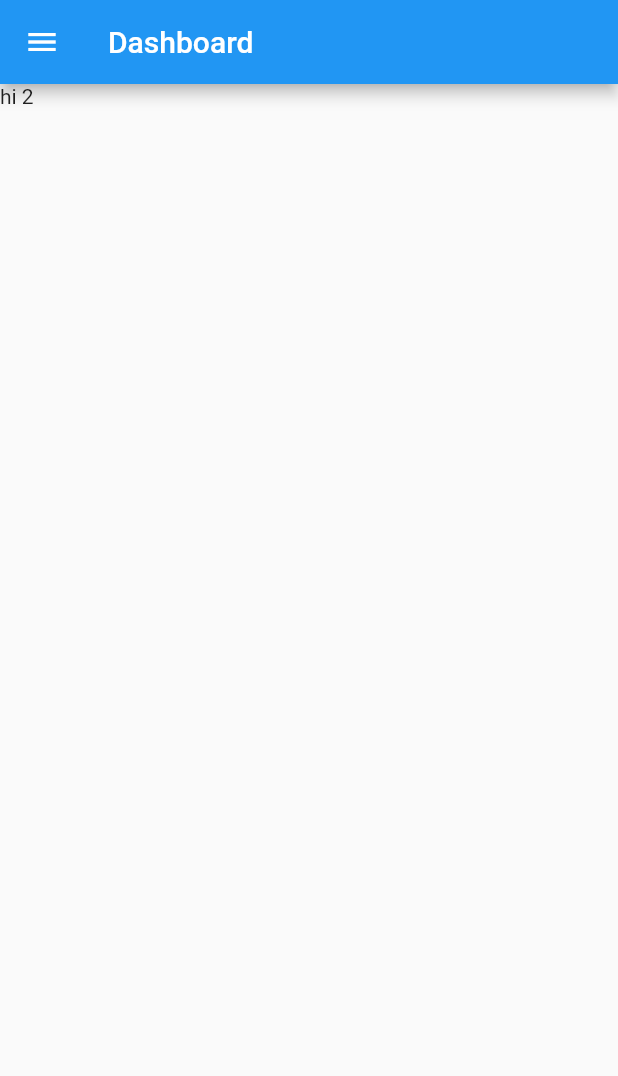
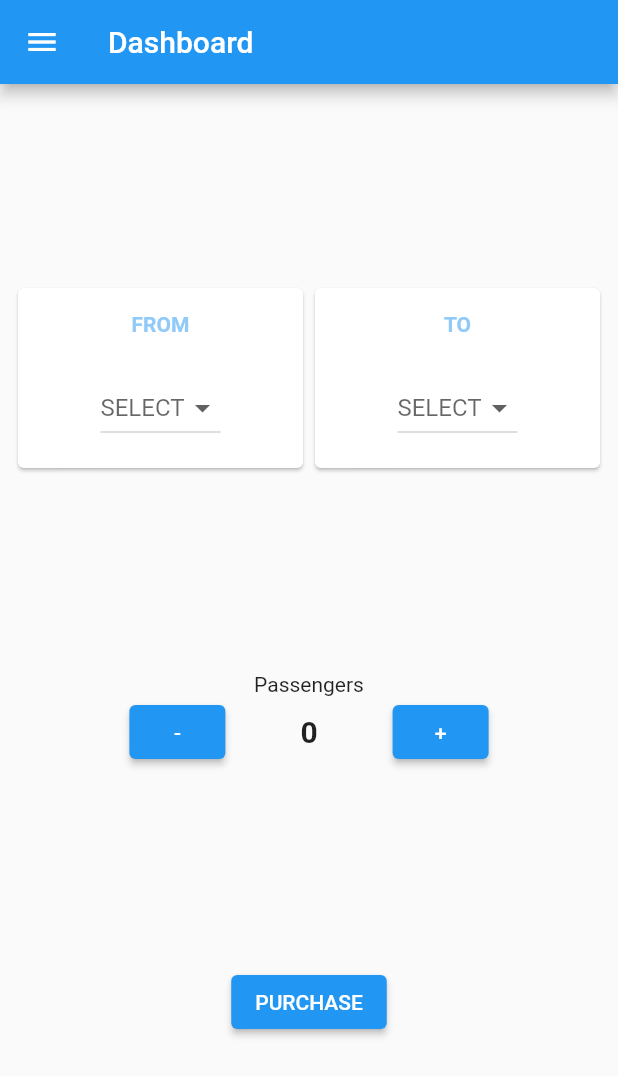
Before and after one commit to jamesp101/flutter-bus-ticket, a Flutter app: the DashboardPage screen opened by its route, swiped to page 2, on a phone screen of 412 x 824 dp. Shown: the top 1076 px of the screen. Run offline on Flutter 3.47's test engine with Material 2 defaults, Android fonts, the phone set to English and light mode, and no system bars; our stand-ins replace cloud_firestore, firebase_auth, firebase_core, flutter_easyloading; accounts and stored records are empty.

Commit message:
second commit

```diff
--- a/lib/dashboard.dart
+++ b/lib/dashboard.dart
@@ -1,3 +1,5 @@
+import 'package:busticket/home/buyticket.dart';
+import 'package:busticket/home/topup.dart';
 import 'package:flutter/material.dart';
 
 import 'package:firebase_auth/firebase_auth.dart';
@@ -22,7 +24,8 @@ class _DashboardPageState extends State<DashboardPage> {
           controller: _pageController,
           children: [
             Text('hi 1'),
-            Text('hi 2'),
+            BuyTicketPage(),
+            TopupPage(),
             Text('hi 3'),
           ],
         ));
--- /dev/null
+++ b/lib/home/buyticket.dart
@@ -0,0 +1,153 @@
+import 'dart:ui';
+
+import 'package:firebase_core/firebase_core.dart';
+import 'package:flutter/material.dart';
+import 'package:flutter_easyloading/flutter_easyloading.dart';
+
+class BuyTicketPage extends StatefulWidget {
+  @override
+  State<StatefulWidget> createState() => BuyTicket();
+}
+
+class BuyTicket extends State<BuyTicketPage>
+    with AutomaticKeepAliveClientMixin<BuyTicketPage> {
+  var fromValue;
+  var toValue;
+
+  final passengersController = TextEditingController();
+
+  Widget toWidget() {
+    return Card(
+        child: Padding(
+      padding: EdgeInsets.all(16),
+      child: Column(
+        children: [
+          Text('TO',
+              style: TextStyle(
+                color: Theme.of(this.context).backgroundColor,
+                fontWeight: FontWeight.bold,
+              )),
+          SizedBox(height: 24),
+          DropdownButton<String>(
+            hint: Text('SELECT'),
+            value: toValue,
+            onChanged: (String? newValue) {
+              setState(() {
+                toValue = newValue!;
+                print(newValue);
+              });
+            },
+            items: <String>['CdeO', 'Two', 'Free', 'Four']
+                .map<DropdownMenuItem<String>>((String value) {
+              return DropdownMenuItem<String>(
+                value: value,
+                child: Text(value),
+              );
+            }).toList(),
+          ),
+        ],
+      ),
+    ));
+  }
+
+  Widget fromWidget() {
+    return Card(
+        child: Padding(
+      padding: EdgeInsets.all(16),
+      child: Column(
+        children: [
+          Text('FROM',
+              style: TextStyle(
+                color: Theme.of(this.context).backgroundColor,
+                fontWeight: FontWeight.bold,
+              )),
+          SizedBox(height: 24),
+          DropdownButton<String>(
+            hint: Text('SELECT'),
+            onChanged: (String? newValue) {
+              setState(() {
+                fromValue = newValue!;
+                print(newValue);
+              });
+            },
+            value: fromValue,
+            items: <String>['One', 'Two', 'Free', 'Four']
+                .map<DropdownMenuItem<String>>((String value) {
+              return DropdownMenuItem<String>(
+                value: value,
+                child: Text(value),
+              );
+            }).toList(),
+          ),
+        ],
+      ),
+    ));
+  }
+
+  var passenger = 0;
+
+  @override
+  Widget build(BuildContext context) {
+    super.build(context);
+    return Padding(
+        padding: EdgeInsets.fromLTRB(8, 0, 8, 0),
+        child: Column(mainAxisAlignment: MainAxisAlignment.center, children: [
+          Spacer(),
+          Row(
+            mainAxisAlignment: MainAxisAlignment.spaceBetween,
+            children: [
+              Expanded(child: fromWidget()),
+              Expanded(child: toWidget()),
+            ],
+          ),
+          Spacer(),
+          Text('Passengers'),
+          Row(
+            mainAxisAlignment: MainAxisAlignment.center,
+            children: [
+              ElevatedButton(
+                onPressed: () {
+                  setState(() {
+                    if (passenger - 1 <= 0) {
+                      return;
+                    }
+                    passenger--;
+                  });
+                },
+                child: Text('-'),
+              ),
+              SizedBox(width: 50),
+              Text(
+                '$passenger',
+                style: TextStyle(
+                  fontWeight: FontWeight.bold,
+                  fontSize: 20,
+                ),
+              ),
+              SizedBox(width: 50),
+              ElevatedButton(
+                onPressed: () {
+                  setState(() {
+                    passenger++;
+                  });
+                },
+                child: Text('+'),
+              ),
+            ],
+          ),
+          Spacer(),
+          ElevatedButton(
+            child: Text('PURCHASE'),
+            onPressed: () {
+              setState(() {
+                passenger++;
+              });
+            },
+          ),
+          Spacer()
+        ]));
+  }
+
+  @override
+  bool get wantKeepAlive => true;
+}
--- a/lib/main.dart
+++ b/lib/main.dart
@@ -6,7 +6,6 @@ import './register.dart';
 import './login.dart';
 
 import 'package:flutter_easyloading/flutter_easyloading.dart';
-
 import 'package:firebase_core/firebase_core.dart';
 
 void main() async {
--- a/pubspec.yaml
+++ b/pubspec.yaml
@@ -26,6 +26,7 @@ dependencies:
   firebase_core: "^1.5.0"
   firebase_auth: "^3.0.2"
   firebase_storage: "^10.0.2"
+  cloud_firestore: "^2.5.0"
 
 
 
```
Also changed, not shown: lib/home/topup.dart (added, +39 -0 lines), pubspec.lock, 1 other file.
